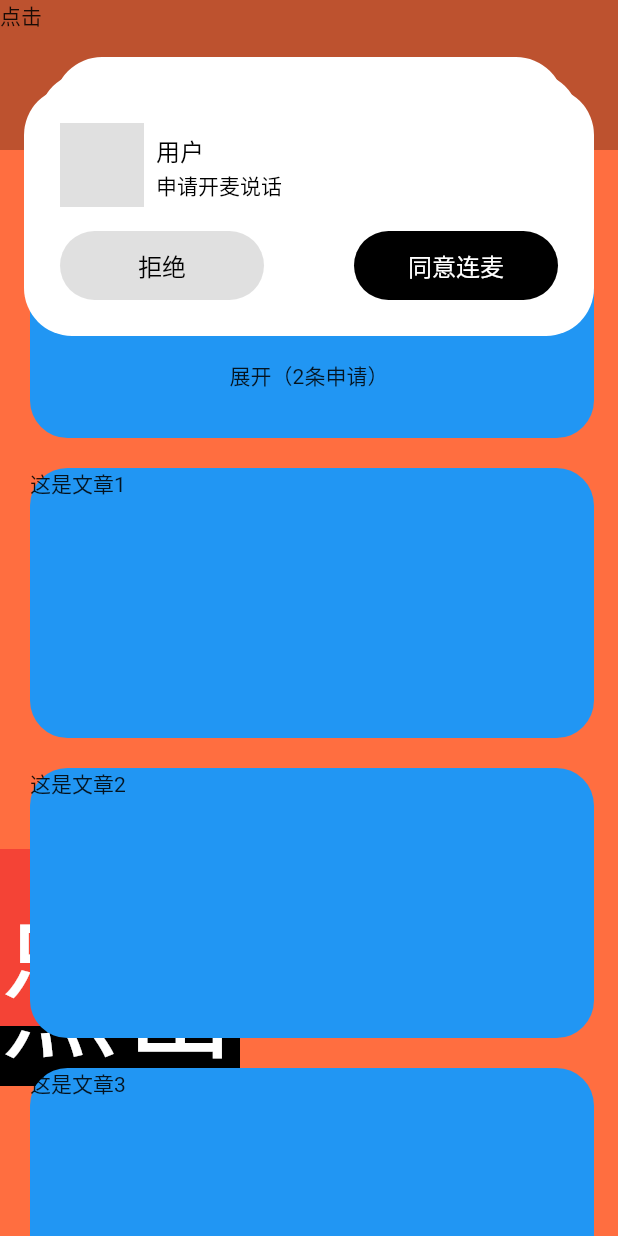
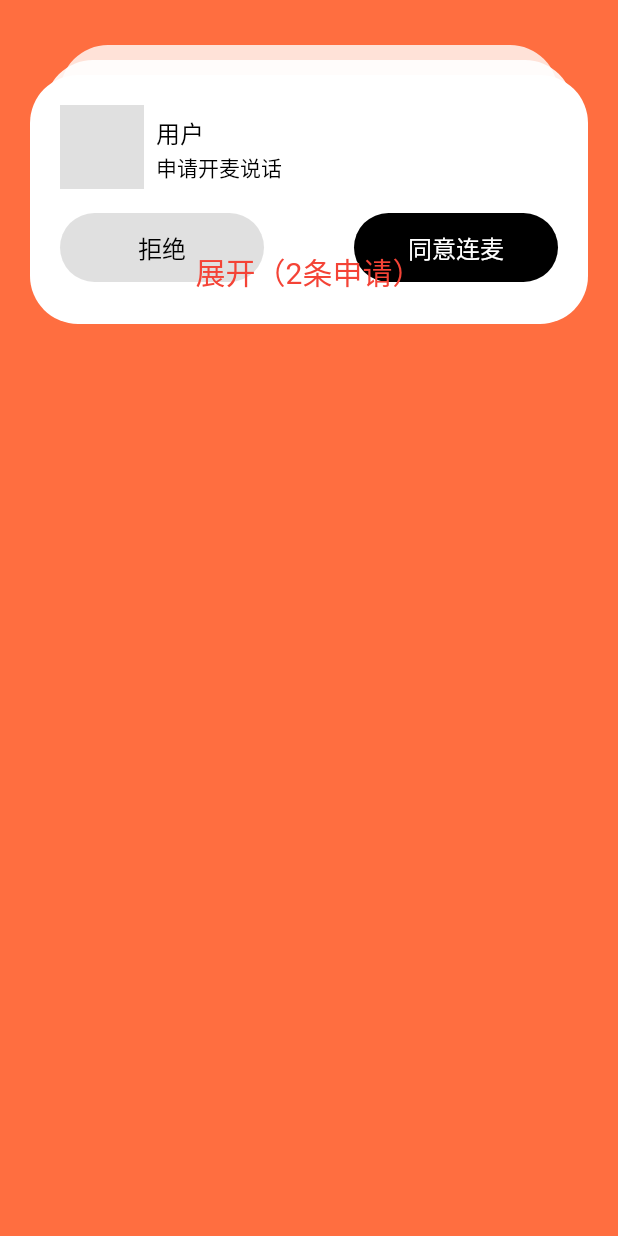
Before and after one commit to lanshifu/demo_2022, a Flutter app: the screen it shows after launch, on a phone screen of 412 x 824 dp. Run offline on Flutter 3.47's test engine with Material 2 defaults, Android fonts, the phone set to English and light mode, and no system bars; our stand-ins replace flutter_riverpod, lottie, plugin_platform_interface, shared_preferences; missing offline and left inert: analyzer, build, source_gen.

Commit message:
列表测试

```diff
--- a/lib/expan/LearnExpansionPanelList.dart
+++ b/lib/expan/LearnExpansionPanelList.dart
@@ -65,34 +65,26 @@ class _LearnExpansionPanelList extends State<LearnExpansionPanelList>
     // }
     print('_reaction = ${_reaction.value},listBottom=$listBottom');
     return Container(
-      child: Column(
+      child: Stack(
         children: <Widget>[
-          Container(
-            height: 30,
-            width: double.infinity,
-            alignment: Alignment.bottomCenter,
-            child: Stack(
-              children: [],
-            ),
-          ),
           Visibility(
             visible: !currentPanelExpand,
             child: Container(
-              margin: EdgeInsets.only(top: 0),
-              height: 210,
+              margin: EdgeInsets.only(top: 30),
+              height: 206,
               child: Stack(
                 children: [
                   Positioned(
                     bottom: 20,
                     right: 20,
                     left: 20,
-                    child: _buildItem(0),
+                    child: Opacity(opacity: 0.8, child: _buildItem(0)),
                   ),
                   Positioned(
                     bottom: 10,
                     left: 10,
                     right: 10,
-                    child: _buildItem(0),
+                    child: Opacity(opacity: 0.9, child: _buildItem(0)),
                   ),
                   Positioned(
                     bottom: 0,
@@ -106,6 +98,10 @@ class _LearnExpansionPanelList extends State<LearnExpansionPanelList>
           ),
           Visibility(
             visible: !currentPanelExpand,
+            child: Positioned(
+              left: 0,
+              right: 0,
+              top: 166,
               child: GestureDetector(
                 onTap: () {
                   /// 展开动画
@@ -115,12 +111,21 @@ class _LearnExpansionPanelList extends State<LearnExpansionPanelList>
                     currentPanelExpand = true;
                   });
                 },
-              child: Text('展开（2条申请）'),
+                child: Container(
+                  child: Center(
+                    child: Text(
+                      '展开（2条申请）',
+                      style: TextStyle(color: Colors.red, fontSize: 20),
+                    ),
+                  ),
+                ),
+              ),
             ),
           ),
           Visibility(
             visible: currentPanelExpand,
             child: Container(
+              margin: EdgeInsets.only(top: 0),
               height: listBottom,
               child: ListView(
                 shrinkWrap: false,
@@ -137,6 +142,10 @@ class _LearnExpansionPanelList extends State<LearnExpansionPanelList>
           ),
           Visibility(
             visible: currentPanelExpand,
+            child: Positioned(
+              bottom: 0,
+              left: 0,
+              right: 0,
               child: GestureDetector(
                 onTap: () {
                   /// 收起动画
@@ -144,7 +153,13 @@ class _LearnExpansionPanelList extends State<LearnExpansionPanelList>
                   startOpenAnim();
                   isOpenAnim = false;
                 },
-              child: Text('收起'),
+                child: Container(
+                  child: Center(
+                    child: Text('收起',
+                        style: TextStyle(color: Colors.red, fontSize: 20)),
+                  ),
+                ),
+              ),
             ),
           ),
         ],
@@ -165,8 +180,8 @@ class _LearnExpansionPanelList extends State<LearnExpansionPanelList>
 
   Widget _buildItem(int index) {
     return Container(
-      margin: EdgeInsets.all(16),
-      padding: EdgeInsets.all(24),
+      margin: EdgeInsets.all(20),
+      padding: EdgeInsets.all(20),
       width: double.infinity,
       height: 166,
       decoration: BoxDecoration(
--- a/lib/main.dart
+++ b/lib/main.dart
@@ -96,7 +96,7 @@ class MyApp extends StatelessWidget {
           // child: testListView(),
           child: Stack(
             children: [
-              testListView(),
+              // testListView(),
               Column(
                 children: [
                   LearnExpansionPanelList(),
```
Lines whose indentation alone changed are shown as unchanged.
